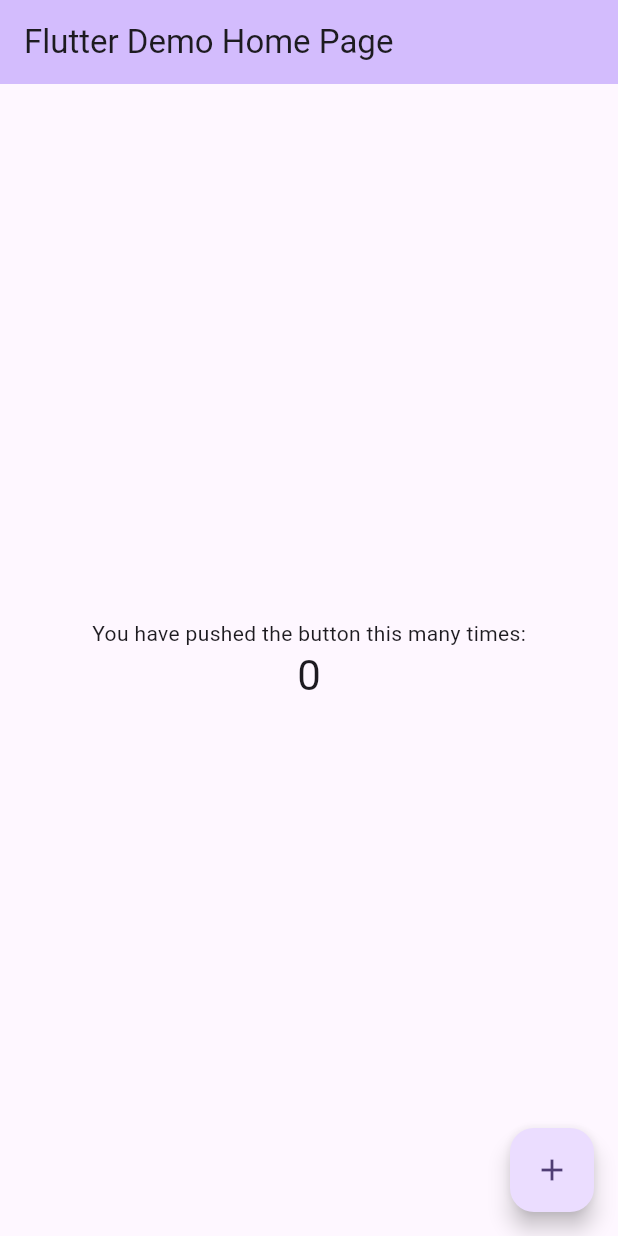
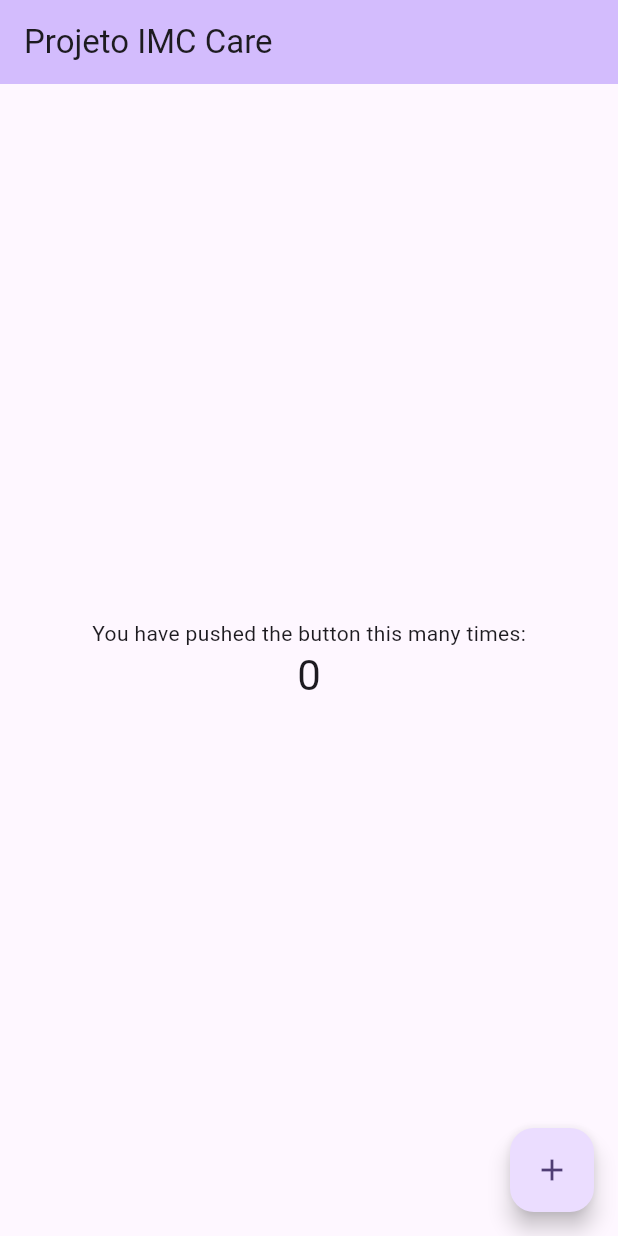
Before and after one commit to atnzpe/imcflutter, a Flutter app: the screen it shows after launch, on a phone screen of 412 x 824 dp. Run offline on Flutter 3.47's test engine with Material 2 defaults, Android fonts, the phone set to English and light mode, and no system bars.

Commit message:
Altera o Texto de Cabeçalho

```diff
--- a/lib/main.dart
+++ b/lib/main.dart
@@ -31,7 +31,7 @@ class MyApp extends StatelessWidget {
         colorScheme: ColorScheme.fromSeed(seedColor: Colors.deepPurple),
         useMaterial3: true,
       ),
-      home: const MyHomePage(title: 'Flutter Demo Home Page'),
+      home: const MyHomePage(title: 'Projeto IMC Care'),
     );
   }
 }
```
Also changed, not shown: 1 other file.
